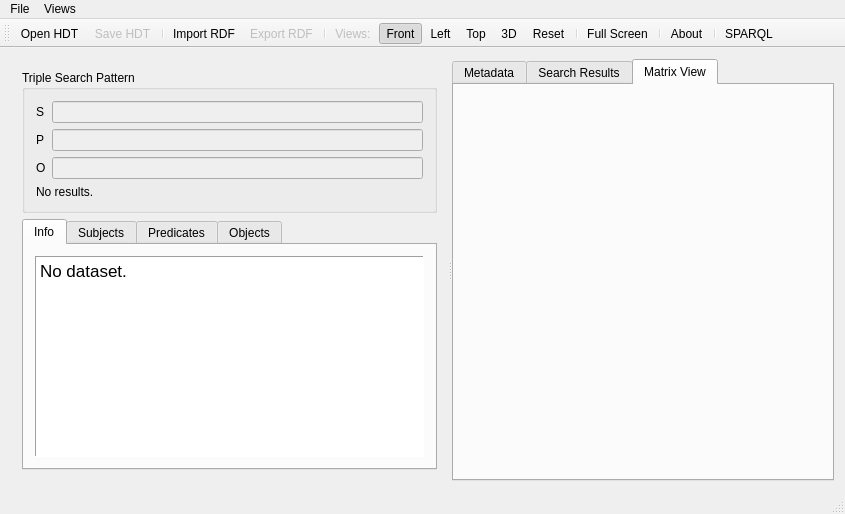
Before: the Qt Designer form hdt-it/hdtit.ui in rdfhdt/hdt-cpp, drawn with Qt 5.
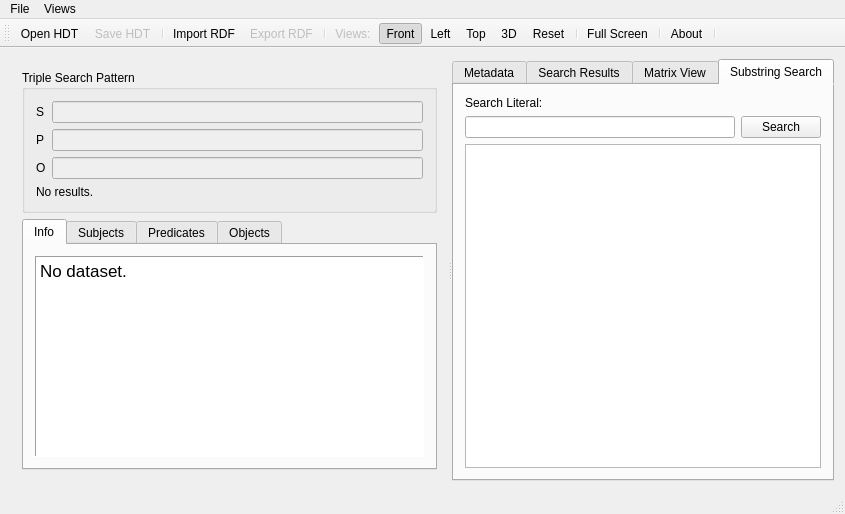
After: the same form once the commit is applied. The open tabs and pages were chosen to show the change. Icons and pictures are not drawn. Custom widgets are drawn as their Qt base class.

```diff
--- a/hdt-it/hdtit.ui
+++ b/hdt-it/hdtit.ui
@@ -396,6 +396,65 @@
          <string>Matrix View</string>
         </attribute>
        </widget>
+       <widget class="QWidget" name="tabRegex">
+        <attribute name="title">
+         <string>Substring Search</string>
+        </attribute>
+        <layout class="QVBoxLayout" name="verticalLayout_8">
+         <item>
+          <widget class="QLabel" name="label_enterRegex">
+           <property name="text">
+            <string>Search Literal:</string>
+           </property>
+          </widget>
+         </item>
+         <item>
+          <layout class="QGridLayout" name="gridLayout_3">
+           <item row="0" column="0">
+            <widget class="QLineEdit" name="regexEdit"/>
+           </item>
+           <item row="0" column="1">
+            <widget class="QPushButton" name="regexSearchButton">
+             <property name="text">
+              <string>Search</string>
+             </property>
+            </widget>
+           </item>
+          </layout>
+         </item>
+         <item>
+          <widget class="QTableView" name="regexResultsView">
+           <property name="contextMenuPolicy">
+            <enum>Qt::CustomContextMenu</enum>
+           </property>
+           <property name="alternatingRowColors">
+            <bool>true</bool>
+           </property>
+           <property name="textElideMode">
+            <enum>Qt::ElideMiddle</enum>
+           </property>
+           <property name="horizontalScrollMode">
+            <enum>QAbstractItemView::ScrollPerPixel</enum>
+           </property>
+           <attribute name="horizontalHeaderDefaultSectionSize">
+            <number>100</number>
+           </attribute>
+           <attribute name="horizontalHeaderMinimumSectionSize">
+            <number>100</number>
+           </attribute>
+           <attribute name="horizontalHeaderStretchLastSection">
+            <bool>true</bool>
+           </attribute>
+           <attribute name="verticalHeaderDefaultSectionSize">
+            <number>20</number>
+           </attribute>
+           <attribute name="verticalHeaderStretchLastSection">
+            <bool>false</bool>
+           </attribute>
+          </widget>
+         </item>
+        </layout>
+       </widget>
       </widget>
      </widget>
     </item>
@@ -460,7 +519,6 @@
    <addaction name="separator"/>
    <addaction name="actionAbout"/>
    <addaction name="separator"/>
-   <addaction name="actionSparql"/>
   </widget>
   <widget class="QStatusBar" name="statusBar">
    <property name="enabled">
```
